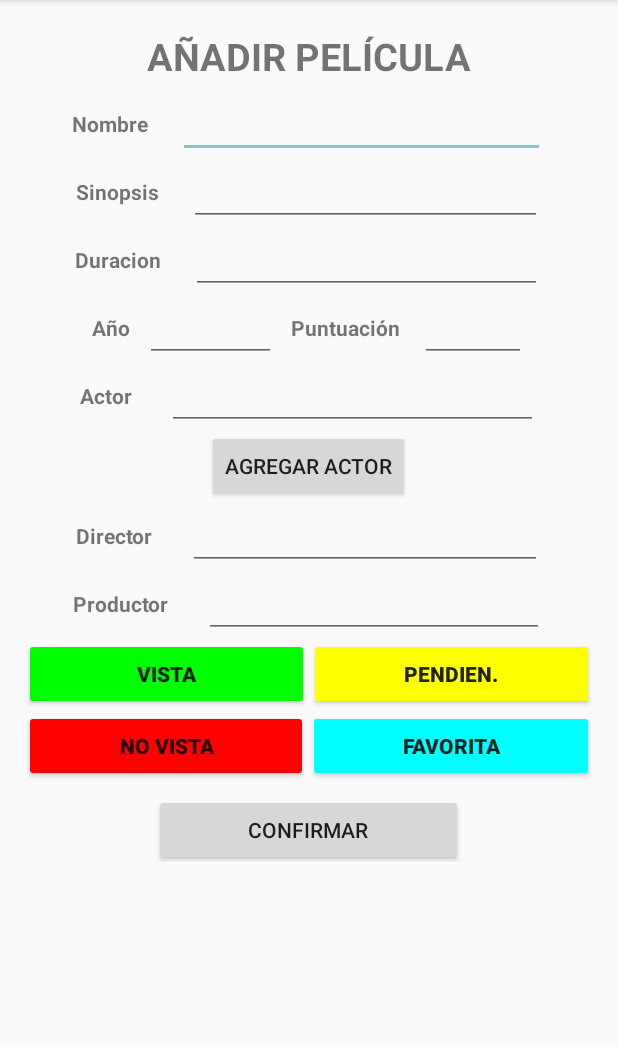
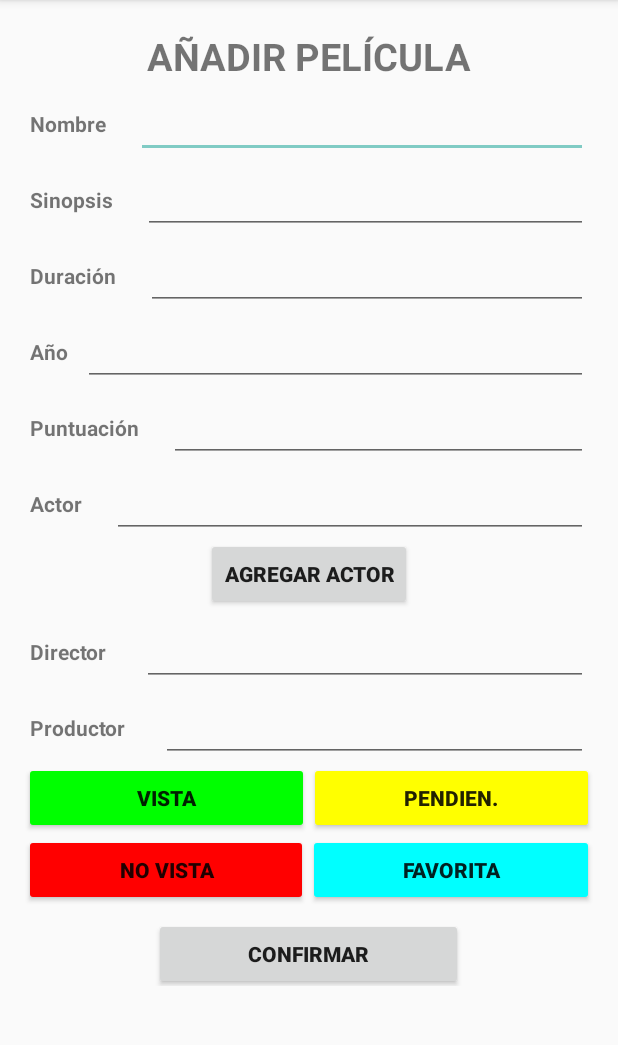
Before and after one commit to javicg23/ControlPeliculas, an Android app: the CrearPelicula screen opened directly, with no data from a screen before it, on a phone screen of 412 x 824 dp, the part 84-1129 px from its top. Run offline under Robolectric (Android 15) with nearby library versions, the phone set to English and light mode, and no system bars.

Commit message:
Modificado recyclerview y xml crear peliculas

```diff
--- a/app/src/main/res/layout/activity_crearpeliculas.xml
+++ b/app/src/main/res/layout/activity_crearpeliculas.xml
@@ -3,7 +3,7 @@
     android:layout_width="match_parent"
     android:layout_height="match_parent"
     xmlns:android="http://schemas.android.com/apk/res/android">
-        <LinearLayout
+    <LinearLayout
         android:orientation="vertical"
         android:layout_width="match_parent"
         android:layout_height="wrap_content">
@@ -20,9 +20,10 @@
             android:layout_height="wrap_content"
             android:paddingTop="5dp"
             android:orientation="horizontal"
-            android:gravity="center"
-            android:weightSum="1"
-            android:id="@+id/linearLayout" >
+            android:gravity="center_vertical"
+            android:layout_marginLeft="20dp"
+            android:layout_marginRight="20dp"
+            android:weightSum="1">
             <TextView
                 android:layout_width="wrap_content"
                 android:layout_height="wrap_content"
@@ -30,52 +31,61 @@
                 android:text="Nombre"
                 android:textStyle="bold"/>
             <EditText
-                android:layout_width="wrap_content"
+                android:id="@+id/etCrearNombre"
+                android:layout_width="match_parent"
                 android:layout_height="wrap_content"
-                android:layout_gravity="center"
-                android:layout_weight="0.70"/>
+                android:maxLines="1"/>
         </LinearLayout>
         <LinearLayout
             android:layout_width="match_parent"
             android:layout_height="wrap_content"
+            android:paddingTop="5dp"
             android:orientation="horizontal"
-            android:gravity="center"
-            android:weightSum="1"
-            android:id="@+id/linearLayout2">
+            android:gravity="center_vertical"
+            android:layout_marginLeft="20dp"
+            android:layout_marginRight="20dp"
+            android:weightSum="1">
             <TextView
                 android:layout_width="wrap_content"
                 android:layout_height="wrap_content"
+                android:layout_marginRight="20dp"
                 android:text="Sinopsis"
-                android:layout_marginRight="20dp"
                 android:textStyle="bold"/>
             <EditText
-                android:layout_width="0dp"
+                android:id="@+id/etCrearSinopsis"
+                android:layout_width="match_parent"
                 android:layout_height="wrap_content"
-                android:layout_weight="0.70" />
+                android:maxLines="1" />
         </LinearLayout>
         <LinearLayout
             android:layout_width="match_parent"
             android:layout_height="wrap_content"
+            android:paddingTop="5dp"
             android:orientation="horizontal"
-            android:gravity="center"
+            android:gravity="center_vertical"
+            android:layout_marginLeft="20dp"
+            android:layout_marginRight="20dp"
             android:weightSum="1">
             <TextView
                 android:layout_width="wrap_content"
                 android:layout_height="wrap_content"
-                android:text="Duracion"
                 android:layout_marginRight="20dp"
+                android:text="Duración"
                 android:textStyle="bold"/>
             <EditText
-                android:layout_width="0dp"
+                android:id="@+id/etCrearDuracion"
+                android:layout_width="match_parent"
                 android:layout_height="wrap_content"
-                android:layout_weight="0.70"
-                android:textStyle="bold"/>
+                android:maxLines="1" />
         </LinearLayout>
         <LinearLayout
             android:layout_width="match_parent"
             android:layout_height="wrap_content"
+            android:paddingTop="5dp"
             android:orientation="horizontal"
-            android:gravity="center"
+            android:gravity="center_vertical"
+            android:layout_marginLeft="20dp"
+            android:layout_marginRight="20dp"
             android:weightSum="1">
             <TextView
                 android:layout_width="wrap_content"
@@ -84,37 +94,52 @@
                 android:layout_marginRight="10dp"
                 android:textStyle="bold"/>
             <EditText
-                android:layout_width="wrap_content"
+                android:id="@+id/etCrearAnyo"
+                android:layout_width="match_parent"
                 android:layout_height="wrap_content"
-                android:layout_weight="0.28"
-                android:layout_marginRight="10dp" />
-            <TextView
-                android:layout_width="wrap_content"
-                android:layout_height="wrap_content"
-                android:text="Puntuación "
-                android:layout_marginRight="10dp"
-                android:textStyle="bold"/>
-            <EditText
-                android:layout_width="wrap_content"
-                android:layout_height="wrap_content"
-                android:layout_weight="0.21" />
+                android:maxLines="1" />
         </LinearLayout>
         <LinearLayout
             android:layout_width="match_parent"
             android:layout_height="wrap_content"
+            android:paddingTop="5dp"
             android:orientation="horizontal"
-            android:gravity="center"
+            android:gravity="center_vertical"
+            android:layout_marginLeft="20dp"
+            android:layout_marginRight="20dp"
             android:weightSum="1">
             <TextView
                 android:layout_width="wrap_content"
                 android:layout_height="wrap_content"
-                android:text="Actor "
                 android:layout_marginRight="20dp"
+                android:text="Puntuación"
                 android:textStyle="bold"/>
             <EditText
-                android:layout_width="0dp"
+                android:id="@+id/etCrearPuntuacion"
+                android:layout_width="match_parent"
                 android:layout_height="wrap_content"
-                android:layout_weight="0.70" />
+                android:maxLines="1" />
+        </LinearLayout>
+        <LinearLayout
+            android:layout_width="match_parent"
+            android:layout_height="wrap_content"
+            android:paddingTop="5dp"
+            android:orientation="horizontal"
+            android:gravity="center_vertical"
+            android:layout_marginLeft="20dp"
+            android:layout_marginRight="20dp"
+            android:weightSum="1">
+                <TextView
+                    android:layout_width="wrap_content"
+                    android:layout_height="wrap_content"
+                    android:layout_marginRight="20dp"
+                    android:text="Actor"
+                    android:textStyle="bold"/>
+                <EditText
+                    android:id="@+id/etCrearActor"
+                    android:layout_width="match_parent"
+                    android:layout_height="wrap_content"
+                    android:maxLines="1"/>
         </LinearLayout>
         <LinearLayout
             android:layout_width="match_parent"
@@ -122,15 +147,20 @@
             android:orientation="horizontal"
             android:gravity="center">
             <Button
+                android:id="@+id/btnAgregarActor"
                 android:layout_width="wrap_content"
                 android:layout_height="wrap_content"
+                android:textStyle="bold"
                 android:text="AGREGAR ACTOR" />
         </LinearLayout>
         <LinearLayout
             android:layout_width="match_parent"
             android:layout_height="wrap_content"
+            android:paddingTop="5dp"
             android:orientation="horizontal"
-            android:gravity="center"
+            android:gravity="center_vertical"
+            android:layout_marginLeft="20dp"
+            android:layout_marginRight="20dp"
             android:weightSum="1">
             <TextView
                 android:layout_width="wrap_content"
@@ -139,15 +169,19 @@
                 android:layout_marginRight="20dp"
                 android:textStyle="bold"/>
             <EditText
-                android:layout_width="0dp"
+                android:id="@+id/etCrearDirector"
+                android:layout_width="match_parent"
                 android:layout_height="wrap_content"
-                android:layout_weight="0.70" />
+                android:maxLines="1"/>
         </LinearLayout>
         <LinearLayout
             android:layout_width="match_parent"
             android:layout_height="wrap_content"
+            android:paddingTop="5dp"
             android:orientation="horizontal"
-            android:gravity="center"
+            android:gravity="center_vertical"
+            android:layout_marginLeft="20dp"
+            android:layout_marginRight="20dp"
             android:weightSum="1">
             <TextView
                 android:layout_width="wrap_content"
@@ -156,9 +190,10 @@
                 android:layout_marginRight="20dp"
                 android:textStyle="bold"/>
             <EditText
-                android:layout_width="0dp"
+                android:id="@+id/etCrearProductor"
+                android:layout_width="match_parent"
                 android:layout_height="wrap_content"
-                android:layout_weight="0.70" />
+                android:maxLines="1"/>
         </LinearLayout>
         <LinearLayout
             android:layout_width="match_parent"
@@ -166,6 +201,7 @@
             android:orientation="horizontal"
             android:gravity="center">
             <android.support.v7.widget.AppCompatButton
+                android:id="@+id/btnEstadoVista"
                 android:layout_width="wrap_content"
                 android:layout_height="wrap_content"
                 android:layout_marginLeft="@dimen/fab_margin"
@@ -174,6 +210,7 @@
                 android:textStyle="bold"
                 android:layout_weight="1" />
             <android.support.v7.widget.AppCompatButton
+                android:id="@+id/btnEstadoPendiente"
                 android:layout_width="wrap_content"
                 android:layout_height="wrap_content"
                 android:layout_weight="1"
@@ -188,6 +225,7 @@
             android:orientation="horizontal"
             android:gravity="center">
             <android.support.v7.widget.AppCompatButton
+                android:id="@+id/btnEstadoNoVista"
                 android:layout_width="wrap_content"
                 android:layout_height="wrap_content"
                 android:layout_weight="1"
@@ -196,6 +234,7 @@
                 android:textStyle="bold"
                 android:backgroundTint="#ff0000"/>
             <android.support.v7.widget.AppCompatButton
+                android:id="@+id/btnEstadoFavorita"
                 android:layout_width="wrap_content"
                 android:layout_height="wrap_content"
                 android:layout_weight="1"
@@ -211,10 +250,12 @@
             android:gravity="center"
             android:weightSum="1">
             <Button
+                android:id="@+id/btnConfirmarPelicula"
                 android:layout_width="0dp"
                 android:layout_height="wrap_content"
                 android:layout_weight="0.5"
                 android:layout_marginTop="5dp"
+                android:textStyle="bold"
                 android:text="CONFIRMAR" />
         </LinearLayout>
     </LinearLayout>
--- a/app/src/main/res/layout/item_recyclerview.xml
+++ b/app/src/main/res/layout/item_recyclerview.xml
@@ -3,7 +3,8 @@
     xmlns:android="http://schemas.android.com/apk/res/android"
     android:orientation="horizontal"
     android:layout_width="match_parent"
-    android:layout_height="wrap_content">
+    android:layout_height="wrap_content"
+    android:layout_marginTop="2dp">
 
     <TextView
         android:id="@+id/tvEstadoPelicula"
@@ -16,10 +17,10 @@
         android:layout_width="wrap_content"
         android:layout_height="wrap_content"
         android:src="@drawable/sa_ca"
-        android:maxHeight="150dp"
-        android:maxWidth="300dp"
-        android:minHeight="150dp"
-        android:minWidth="300dp"
+        android:maxHeight="105dp"
+        android:maxWidth="200dp"
+        android:minHeight="105dp"
+        android:minWidth="200dp"
         android:scaleType="centerInside"
         android:adjustViewBounds="true"
         android:layout_gravity="center_vertical"
@@ -29,15 +30,14 @@
         android:orientation="vertical"
         android:layout_width="match_parent"
         android:layout_height="wrap_content"
-        android:layout_gravity="center_vertical"
-        android:layout_margin="5dp">
+        android:layout_gravity="center_vertical">
 
         <TextView
             android:id="@+id/tvNombrePelicula"
             android:layout_width="match_parent"
             android:layout_height="wrap_content"
             android:text="El Señor de los Anillos: La Comunidad del Anillo"
-            android:textSize="25sp"
+            android:textSize="20sp"
             android:textStyle="bold"
             android:layout_marginBottom="5dp"
             android:gravity="right" />
@@ -50,14 +50,14 @@
                android:layout_width="wrap_content"
                android:layout_height="wrap_content"
                android:text="Puntuación: "
-               android:textSize="20sp"
+               android:textSize="15sp"
                android:gravity="right" />
             <TextView
                 android:id="@+id/tvPuntuacionPelicula"
                 android:layout_width="wrap_content"
                 android:layout_height="wrap_content"
                 android:text="9.1"
-                android:textSize="20sp"
+                android:textSize="15sp"
                 android:gravity="right" />
        </LinearLayout>
     </LinearLayout>
```
